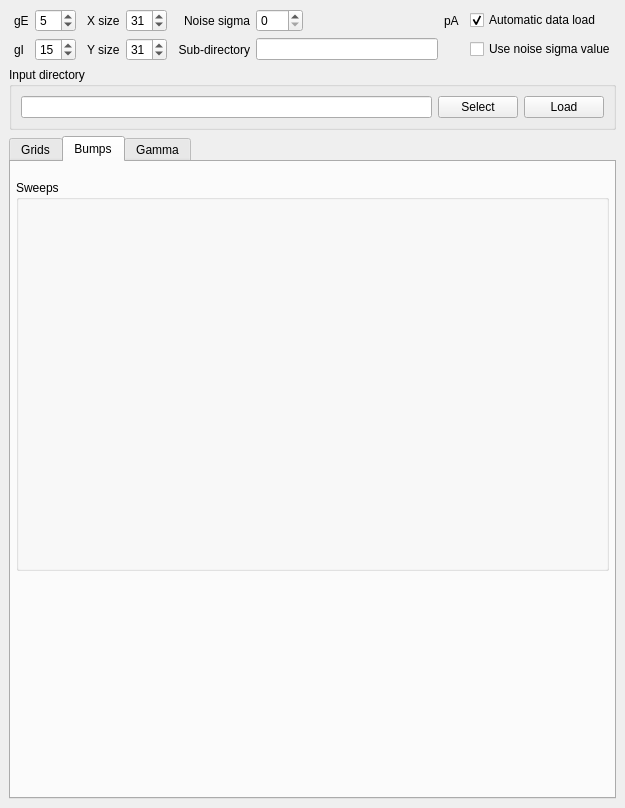
This is grid_cell_model/simulations/007_noise/interactive_visualisation/gridsmainwindow.ui in MattNolanLab/ei-attractor as Qt 5 draws it before an edit. The edited form follows.
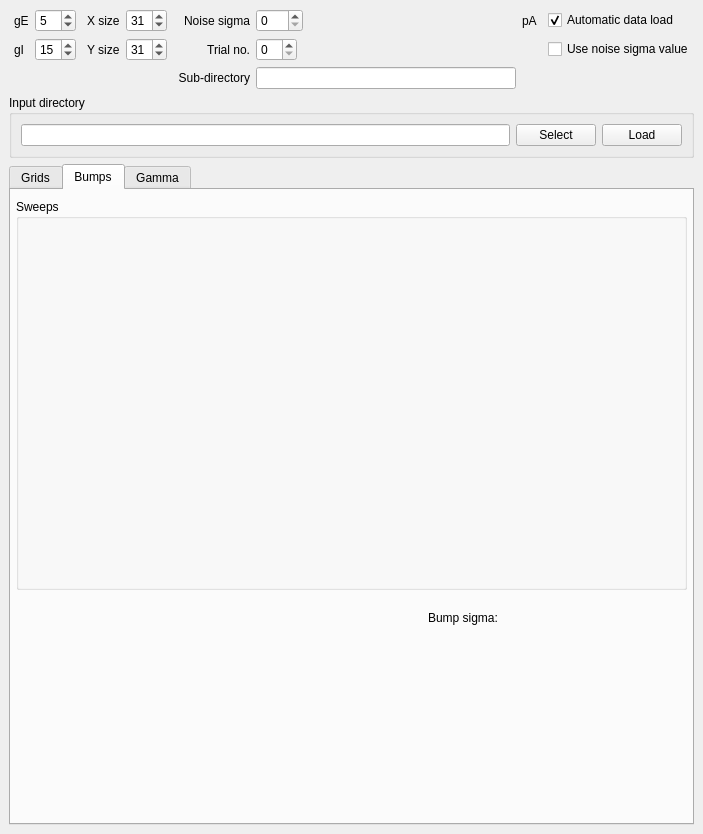
This is the edited form. The open tabs and pages were chosen to show the change. Custom widgets are drawn as their Qt base class.

Commit message: add trial selection and bump sigma (E) values to interactive visual.

```diff
--- a/grid_cell_model/simulations/007_noise/interactive_visualisation/gridsmainwindow.ui
+++ b/grid_cell_model/simulations/007_noise/interactive_visualisation/gridsmainwindow.ui
@@ -6,8 +6,8 @@
    <rect>
     <x>0</x>
     <y>0</y>
-    <width>625</width>
-    <height>808</height>
+    <width>703</width>
+    <height>834</height>
    </rect>
   </property>
   <property name="windowTitle">
@@ -213,19 +213,6 @@
         </property>
        </widget>
       </item>
-      <item row="1" column="7">
-       <widget class="QLabel" name="label_7">
-        <property name="text">
-         <string>Sub-directory</string>
-        </property>
-        <property name="alignment">
-         <set>Qt::AlignRight|Qt::AlignTrailing|Qt::AlignVCenter</set>
-        </property>
-       </widget>
-      </item>
-      <item row="1" column="8">
-       <widget class="QLineEdit" name="subDirLineEdit"/>
-      </item>
       <item row="1" column="11">
        <widget class="QCheckBox" name="useNoiseSigmaCheckBox">
         <property name="text">
@@ -236,6 +223,39 @@
         </property>
        </widget>
       </item>
+      <item row="2" column="7">
+       <widget class="QLabel" name="label_7">
+        <property name="text">
+         <string>Sub-directory</string>
+        </property>
+        <property name="alignment">
+         <set>Qt::AlignRight|Qt::AlignTrailing|Qt::AlignVCenter</set>
+        </property>
+       </widget>
+      </item>
+      <item row="2" column="8">
+       <widget class="QLineEdit" name="subDirLineEdit"/>
+      </item>
+      <item row="1" column="8">
+       <widget class="QSpinBox" name="trialNumSpinBox">
+        <property name="sizePolicy">
+         <sizepolicy hsizetype="Fixed" vsizetype="Fixed">
+          <horstretch>0</horstretch>
+          <verstretch>0</verstretch>
+         </sizepolicy>
+        </property>
+       </widget>
+      </item>
+      <item row="1" column="7">
+       <widget class="QLabel" name="label_9">
+        <property name="text">
+         <string>Trial no.</string>
+        </property>
+        <property name="alignment">
+         <set>Qt::AlignRight|Qt::AlignTrailing|Qt::AlignVCenter</set>
+        </property>
+       </widget>
+      </item>
      </layout>
     </item>
     <item>
@@ -478,6 +498,9 @@
         </item>
         <item>
          <layout class="QHBoxLayout" name="bumpExamplesLayout">
+          <property name="topMargin">
+           <number>5</number>
+          </property>
           <item>
            <widget class="EFRWidget" name="eFRExampleWidget" native="true">
             <property name="sizePolicy">
@@ -523,7 +546,46 @@
            </widget>
           </item>
           <item>
-           <spacer name="horizontalSpacer_8">
+           <layout class="QFormLayout" name="formLayout">
+            <property name="topMargin">
+             <number>10</number>
+            </property>
+            <item row="0" column="0">
+             <widget class="QLabel" name="label_8">
+              <property name="text">
+               <string>Bump sigma:</string>
+              </property>
+             </widget>
+            </item>
+            <item row="0" column="1">
+             <widget class="QLabel" name="bumpSigmaLabel">
+              <property name="sizePolicy">
+               <sizepolicy hsizetype="Fixed" vsizetype="Preferred">
+                <horstretch>0</horstretch>
+                <verstretch>0</verstretch>
+               </sizepolicy>
+              </property>
+              <property name="minimumSize">
+               <size>
+                <width>75</width>
+                <height>0</height>
+               </size>
+              </property>
+              <property name="maximumSize">
+               <size>
+                <width>75</width>
+                <height>16777215</height>
+               </size>
+              </property>
+              <property name="text">
+               <string/>
+              </property>
+             </widget>
+            </item>
+           </layout>
+          </item>
+          <item>
+           <spacer name="horizontalSpacer">
             <property name="orientation">
              <enum>Qt::Horizontal</enum>
             </property>
```
Left out of the diff: 2 changed lines with no effect on the pictures. The commit also changes 3 other files.
